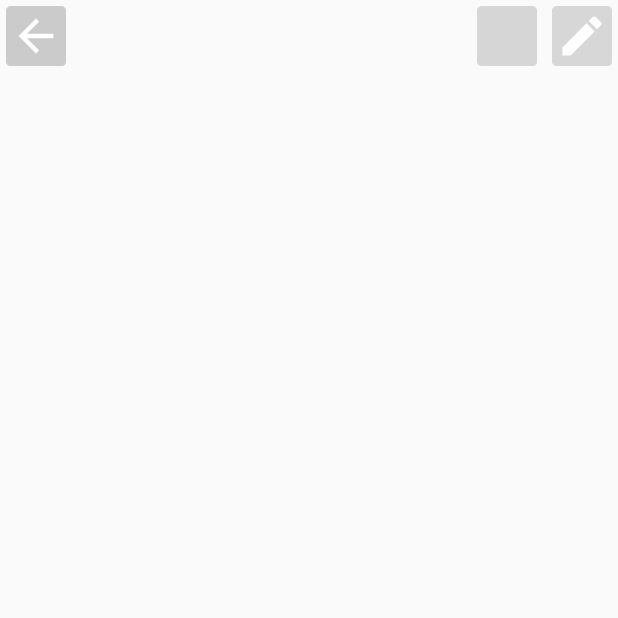
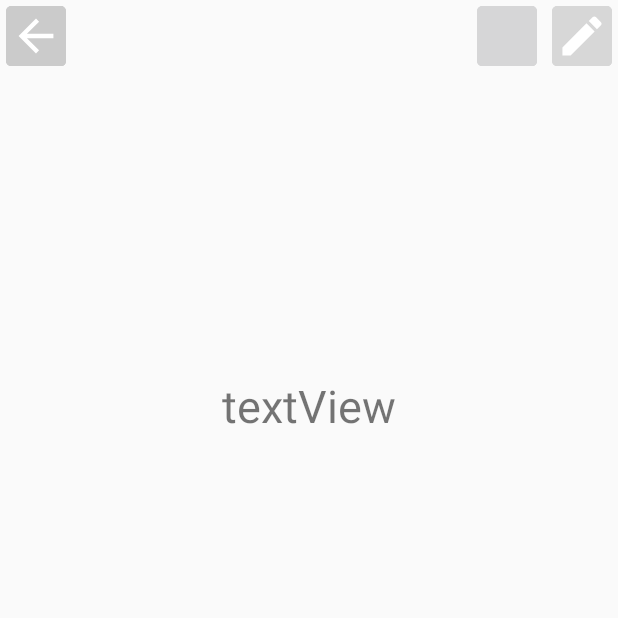
Before and after one commit to robot-qb/MyiTime, an Android app: the EditActivity screen opened directly, with no data from a screen before it, on a phone screen of 412 x 824 dp, the top half of it. Run offline under Robolectric (Android 15) with nearby library versions, the phone set to English and light mode, and no system bars; 4 statements that could not run were skipped.

```diff
--- a/app/src/main/res/layout/activity_edit.xml
+++ b/app/src/main/res/layout/activity_edit.xml
@@ -61,6 +61,7 @@
             android:layout_width="match_parent"
             android:layout_height="wrap_content"
             android:gravity="center_horizontal"
+            android:text="textView"
             android:textSize="30sp" />
 
         <TextView
```
